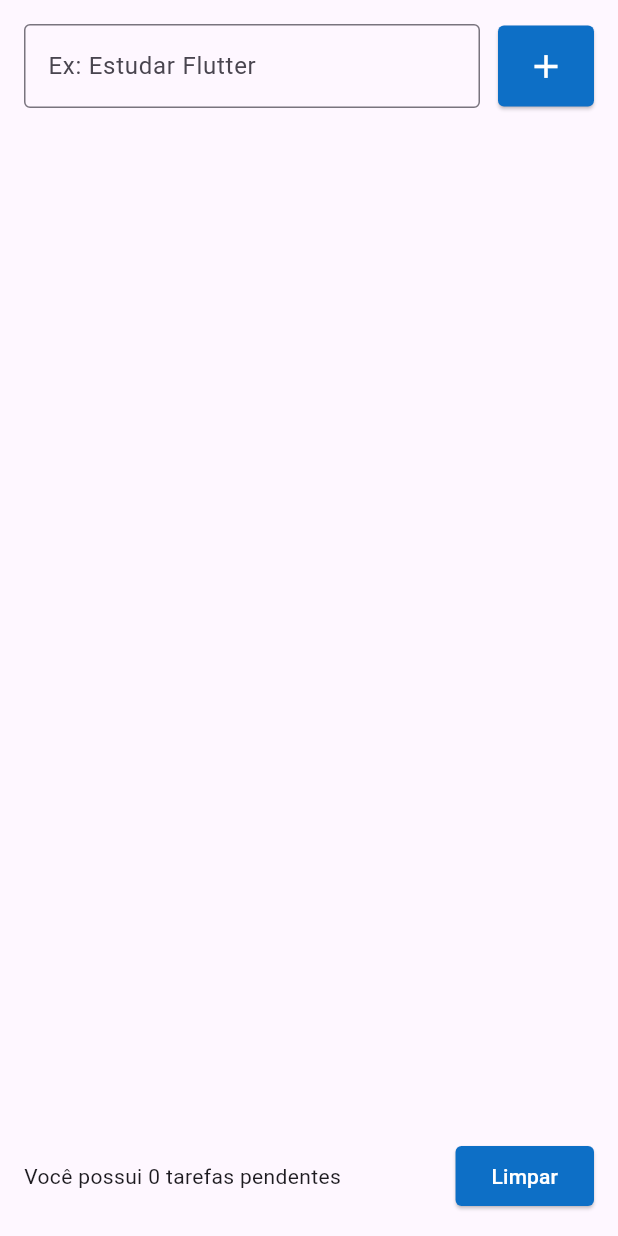
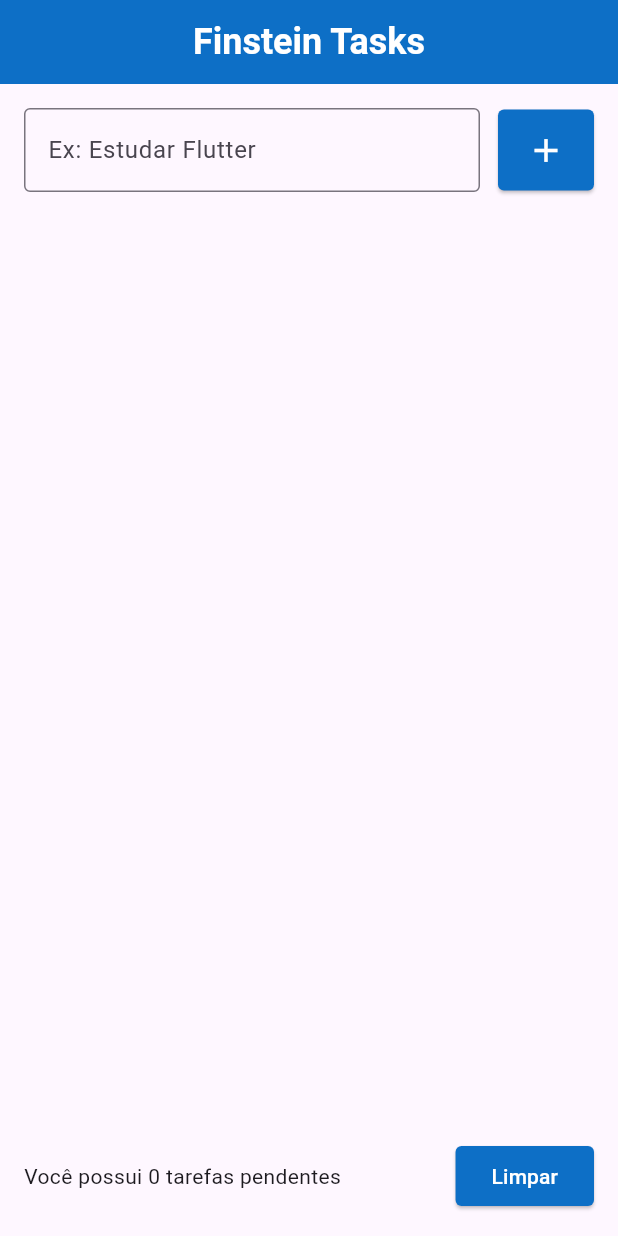
Before and after one commit to EmanuelBacalhau/finstein_tasks, a Flutter app: the screen it shows after launch, on a phone screen of 412 x 824 dp. Run offline on Flutter 3.47's test engine with Material 3 defaults, Android fonts, the phone set to English and light mode, and no system bars; our stand-ins replace flutter_slidable.

Commit message:
feat: add logo and AppBar

```diff
--- a/lib/pages/home_page.dart
+++ b/lib/pages/home_page.dart
@@ -47,8 +47,18 @@ class _HomePageState extends State<HomePage> {
 
   @override
   Widget build(BuildContext context) {
-    return SafeArea(
-      child: Scaffold(
+    return Scaffold(
+      appBar: AppBar(
+          centerTitle: true,
+          backgroundColor: const Color(0xFF0D6FC6),
+          title: const Text(
+            'Finstein Tasks',
+            style: TextStyle(
+              color: Colors.white,
+              fontSize: 24,
+              fontWeight: FontWeight.bold,
+            ),
+          )),
       body: Padding(
         padding: const EdgeInsets.all(16.0),
         child: Column(
@@ -110,8 +120,8 @@ class _HomePageState extends State<HomePage> {
             Row(
               children: [
                 Expanded(
-                      child: Text(
-                          'Você possui ${todos.length} tarefas pendentes')),
+                    child:
+                        Text('Você possui ${todos.length} tarefas pendentes')),
                 ElevatedButton(
                   onPressed: removeAll,
                   style: ElevatedButton.styleFrom(
@@ -128,7 +138,6 @@ class _HomePageState extends State<HomePage> {
           ],
         ),
       ),
-      ),
     );
   }
 }
--- a/pubspec.yaml
+++ b/pubspec.yaml
@@ -59,9 +59,8 @@ flutter:
   uses-material-design: true
 
   # To add assets to your application, add an assets section, like this:
-  # assets:
-  #   - images/a_dot_burr.jpeg
-  #   - images/a_dot_ham.jpeg
+  assets:
+    - assets/images/
 
   # An image asset can refer to one or more resolution-specific "variants", see
   # https://flutter.dev/to/resolution-aware-images
```
Also changed, not shown: assets/images/finstein_gmbh_logo.jpeg (added). Lines whose indentation alone changed are shown as unchanged.
